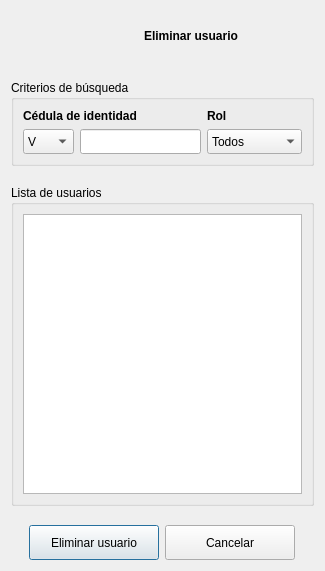
Old version of the form dlgeliminarusuario.ui in the repository Gabnz/Spectrasoft.
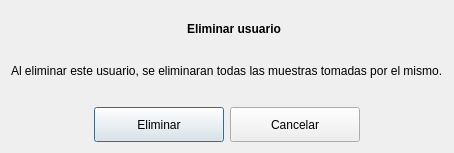
New version of the form. Icons and pictures are not drawn.

The edit to the form file:
```diff
--- a/dlgeliminarusuario.ui
+++ b/dlgeliminarusuario.ui
@@ -6,8 +6,8 @@
    <rect>
     <x>0</x>
     <y>0</y>
-    <width>325</width>
-    <height>571</height>
+    <width>398</width>
+    <height>153</height>
    </rect>
   </property>
   <property name="windowTitle">
@@ -17,15 +17,13 @@
    <iconset>
     <normaloff>:/img/logo_icono_nuevo.ico</normaloff>:/img/logo_icono_nuevo.ico</iconset>
   </property>
-  <layout class="QGridLayout" name="gridLayout_3">
+  <layout class="QGridLayout" name="gridLayout">
    <item row="0" column="0">
-    <layout class="QVBoxLayout" name="verticalLayout_3">
-     <item>
-      <layout class="QVBoxLayout" name="verticalLayout_2">
+    <layout class="QVBoxLayout" name="verticalLayout">
        <item>
         <layout class="QHBoxLayout" name="horizontalLayout_2">
          <item>
-          <spacer name="horizontalSpacer_14">
+        <spacer name="horizontalSpacer_2">
            <property name="orientation">
             <enum>Qt::Horizontal</enum>
            </property>
@@ -38,13 +36,7 @@
           </spacer>
          </item>
          <item>
-          <widget class="QLabel" name="etqLogoVer_2">
-           <property name="minimumSize">
-            <size>
-             <width>50</width>
-             <height>50</height>
-            </size>
-           </property>
+        <widget class="QLabel" name="label">
            <property name="maximumSize">
             <size>
              <width>50</width>
@@ -63,7 +55,7 @@
           </widget>
          </item>
          <item>
-          <widget class="QLabel" name="label_2">
+        <widget class="QLabel" name="etqElimU">
            <property name="font">
             <font>
              <weight>75</weight>
@@ -91,216 +83,14 @@
         </layout>
        </item>
        <item>
-        <spacer name="verticalSpacer">
-         <property name="orientation">
-          <enum>Qt::Vertical</enum>
-         </property>
-         <property name="sizeType">
-          <enum>QSizePolicy::Fixed</enum>
-         </property>
-         <property name="sizeHint" stdset="0">
-          <size>
-           <width>20</width>
-           <height>13</height>
-          </size>
-         </property>
-        </spacer>
-       </item>
-       <item>
-        <widget class="QGroupBox" name="groupBox">
-         <property name="font">
-          <font>
-           <weight>50</weight>
-           <bold>false</bold>
-          </font>
-         </property>
-         <property name="title">
-          <string>Criterios de búsqueda</string>
-         </property>
-         <layout class="QGridLayout" name="gridLayout">
-          <item row="0" column="0">
-           <layout class="QHBoxLayout" name="horizontalLayout_3">
-            <item>
-             <layout class="QVBoxLayout" name="verticalLayout">
-              <item>
-               <widget class="QLabel" name="etqCI">
+      <widget class="QLabel" name="label_2">
                 <property name="text">
-                 <string>&lt;html&gt;&lt;head/&gt;&lt;body&gt;&lt;p&gt;&lt;span style=&quot; font-weight:600;&quot;&gt;Cédula de identidad&lt;/span&gt;&lt;/p&gt;&lt;/body&gt;&lt;/html&gt;</string>
+        <string>Al eliminar este usuario, se eliminaran todas las muestras tomadas por el mismo.</string>
                 </property>
                </widget>
               </item>
               <item>
-               <layout class="QHBoxLayout" name="horizontalLayout">
-                <item>
-                 <widget class="QComboBox" name="cBoxCI">
-                  <property name="minimumSize">
-                   <size>
-                    <width>51</width>
-                    <height>25</height>
-                   </size>
-                  </property>
-                  <property name="maximumSize">
-                   <size>
-                    <width>51</width>
-                    <height>25</height>
-                   </size>
-                  </property>
-                  <item>
-                   <property name="text">
-                    <string>V</string>
-                   </property>
-                  </item>
-                  <item>
-                   <property name="text">
-                    <string>E</string>
-                   </property>
-                  </item>
-                 </widget>
-                </item>
-                <item>
-                 <widget class="QLineEdit" name="lineaCI">
-                  <property name="minimumSize">
-                   <size>
-                    <width>121</width>
-                    <height>25</height>
-                   </size>
-                  </property>
-                  <property name="maximumSize">
-                   <size>
-                    <width>16777215</width>
-                    <height>25</height>
-                   </size>
-                  </property>
-                  <property name="inputMethodHints">
-                   <set>Qt::ImhDigitsOnly|Qt::ImhPreferNumbers</set>
-                  </property>
-                  <property name="text">
-                   <string/>
-                  </property>
-                  <property name="maxLength">
-                   <number>9</number>
-                  </property>
-                  <property name="clearButtonEnabled">
-                   <bool>false</bool>
-                  </property>
-                 </widget>
-                </item>
-               </layout>
-              </item>
-             </layout>
-            </item>
-            <item>
-             <layout class="QVBoxLayout" name="verticalLayout_4">
-              <item>
-               <widget class="QLabel" name="etqRol">
-                <property name="text">
-                 <string>&lt;html&gt;&lt;head/&gt;&lt;body&gt;&lt;p&gt;&lt;span style=&quot; font-weight:600;&quot;&gt;Rol&lt;/span&gt;&lt;/p&gt;&lt;/body&gt;&lt;/html&gt;</string>
-                </property>
-               </widget>
-              </item>
-              <item>
-               <widget class="QComboBox" name="cBoxRol">
-                <property name="minimumSize">
-                 <size>
-                  <width>91</width>
-                  <height>25</height>
-                 </size>
-                </property>
-                <property name="maximumSize">
-                 <size>
-                  <width>16777215</width>
-                  <height>25</height>
-                 </size>
-                </property>
-                <property name="currentIndex">
-                 <number>0</number>
-                </property>
-                <property name="frame">
-                 <bool>true</bool>
-                </property>
-                <item>
-                 <property name="text">
-                  <string>Todos</string>
-                 </property>
-                </item>
-                <item>
-                 <property name="text">
-                  <string>Dermatólogo</string>
-                 </property>
-                </item>
-                <item>
-                 <property name="text">
-                  <string>Investigador</string>
-                 </property>
-                </item>
-                <item>
-                 <property name="text">
-                  <string>Administrador</string>
-                 </property>
-                </item>
-               </widget>
-              </item>
-             </layout>
-            </item>
-           </layout>
-          </item>
-         </layout>
-        </widget>
-       </item>
-       <item>
-        <spacer name="verticalSpacer_3">
-         <property name="orientation">
-          <enum>Qt::Vertical</enum>
-         </property>
-         <property name="sizeType">
-          <enum>QSizePolicy::Fixed</enum>
-         </property>
-         <property name="sizeHint" stdset="0">
-          <size>
-           <width>17</width>
-           <height>13</height>
-          </size>
-         </property>
-        </spacer>
-       </item>
-       <item>
-        <widget class="QGroupBox" name="groupBox_2">
-         <property name="font">
-          <font>
-           <weight>50</weight>
-           <bold>false</bold>
-          </font>
-         </property>
-         <property name="title">
-          <string>Lista de usuarios</string>
-         </property>
-         <layout class="QGridLayout" name="gridLayout_2">
-          <item row="0" column="0">
-           <widget class="QListView" name="listView">
-            <property name="sizePolicy">
-             <sizepolicy hsizetype="Expanding" vsizetype="Expanding">
-              <horstretch>0</horstretch>
-              <verstretch>0</verstretch>
-             </sizepolicy>
-            </property>
-            <property name="sizeAdjustPolicy">
-             <enum>QAbstractScrollArea::AdjustToContents</enum>
-            </property>
-            <property name="resizeMode">
-             <enum>QListView::Adjust</enum>
-            </property>
-            <property name="viewMode">
-             <enum>QListView::ListMode</enum>
-            </property>
-           </widget>
-          </item>
-         </layout>
-        </widget>
-       </item>
-      </layout>
-     </item>
-     <item>
-      <spacer name="verticalSpacer_5">
+      <spacer name="verticalSpacer_2">
        <property name="orientation">
         <enum>Qt::Vertical</enum>
        </property>
@@ -318,7 +108,7 @@
      <item>
       <layout class="QHBoxLayout" name="horizontalLayout_4">
        <item>
-        <spacer name="horizontalSpacer_2">
+        <spacer name="horizontalSpacer_5">
          <property name="orientation">
           <enum>Qt::Horizontal</enum>
          </property>
@@ -345,12 +135,12 @@
           </size>
          </property>
          <property name="text">
-          <string>Eliminar usuario</string>
+          <string>Eliminar</string>
          </property>
          <property name="iconSize">
           <size>
-           <width>25</width>
-           <height>20</height>
+           <width>22</width>
+           <height>22</height>
           </size>
          </property>
         </widget>
@@ -374,8 +164,8 @@
          </property>
          <property name="iconSize">
           <size>
-           <width>25</width>
-           <height>20</height>
+           <width>22</width>
+           <height>22</height>
           </size>
          </property>
         </widget>
```
Left out of the diff: 13 changed lines with no effect on the pictures. Lines whose indentation alone changed are shown as unchanged.
